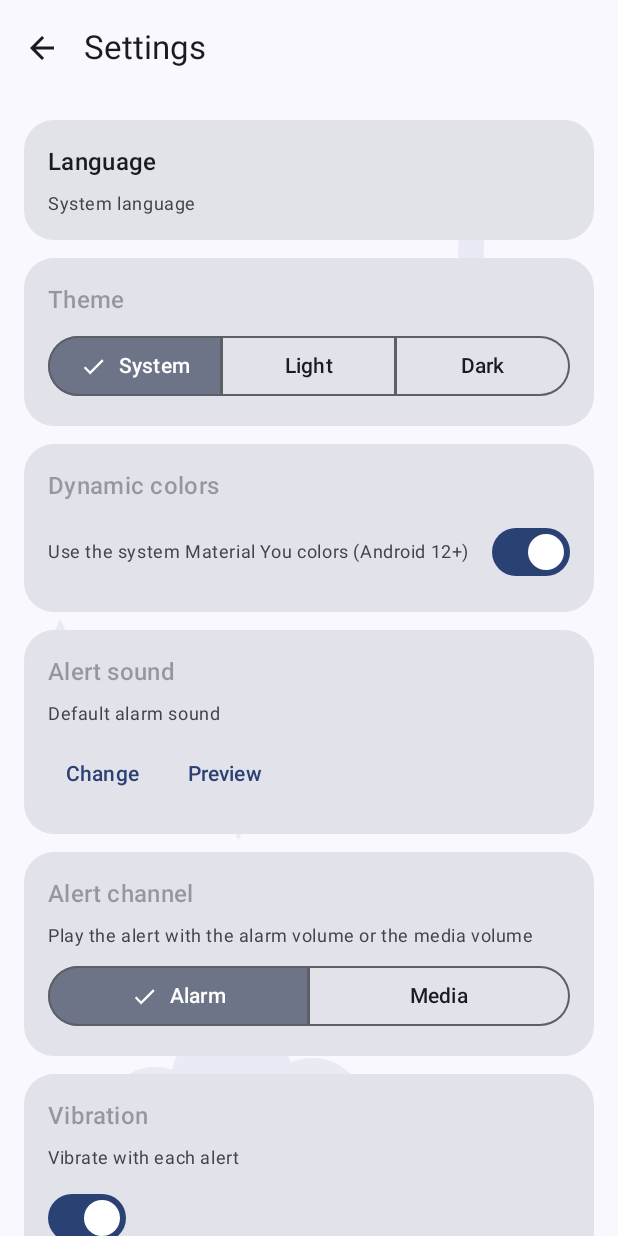
After one commit to PeuDenPau/preAlarm, an Android app built with Jetpack Compose: the composable SettingsScreen shown on its own in the app's theme, on a phone screen of 412 x 824 dp. The commit adds this screen. Run offline under Robolectric (Android 15) with nearby library versions, the phone set to English and light mode, and no system bars.

Commit message:
Add settings screen (language, theme, dynamic colors, alert sound with preview, channel, vibration) and playful home title
Co-authored-by: PeuDenPau <PeuDenPau@users.noreply.github.com>

```diff
--- a/app/build.gradle.kts
+++ b/app/build.gradle.kts
@@ -41,6 +41,7 @@ android {
 
 dependencies {
     implementation(libs.androidx.core.ktx)
+    implementation(libs.androidx.appcompat)
     implementation(libs.androidx.lifecycle.runtime.ktx)
     implementation(libs.androidx.lifecycle.runtime.compose)
     implementation(libs.androidx.lifecycle.viewmodel.compose)
--- a/app/src/main/java/com/peudenhau/prealarm/PreAlarmApplication.kt
+++ b/app/src/main/java/com/peudenhau/prealarm/PreAlarmApplication.kt
@@ -3,8 +3,10 @@ package com.peudenhau.prealarm
 import android.app.Application
 import com.peudenhau.prealarm.alarm.AlarmScheduler
 import com.peudenhau.prealarm.data.RoutineRepository
+import com.peudenhau.prealarm.data.SettingsRepository
 
 class PreAlarmApplication : Application() {
     val repository: RoutineRepository by lazy { RoutineRepository(this) }
+    val settingsRepository: SettingsRepository by lazy { SettingsRepository(this) }
     val scheduler: AlarmScheduler by lazy { AlarmScheduler(this) }
 }
--- /dev/null
+++ b/app/src/main/java/com/peudenhau/prealarm/ui/SettingsScreen.kt
@@ -0,0 +1,329 @@
+package com.peudenhau.prealarm.ui
+
+import android.content.Context
+import android.content.Intent
+import android.media.AudioAttributes
+import android.media.Ringtone
+import android.media.RingtoneManager
+import android.net.Uri
+import android.os.Build
+import android.os.Handler
+import android.os.Looper
+import androidx.activity.compose.rememberLauncherForActivityResult
+import androidx.activity.result.contract.ActivityResultContracts
+import androidx.compose.foundation.clickable
+import androidx.compose.foundation.layout.Arrangement
+import androidx.compose.foundation.layout.Box
+import androidx.compose.foundation.layout.Column
+import androidx.compose.foundation.layout.Row
+import androidx.compose.foundation.layout.fillMaxSize
+import androidx.compose.foundation.layout.fillMaxWidth
+import androidx.compose.foundation.layout.padding
+import androidx.compose.foundation.rememberScrollState
+import androidx.compose.foundation.verticalScroll
+import androidx.compose.material.icons.Icons
+import androidx.compose.material.icons.automirrored.filled.ArrowBack
+import androidx.compose.material3.AlertDialog
+import androidx.compose.material3.Card
+import androidx.compose.material3.ExperimentalMaterial3Api
+import androidx.compose.material3.Icon
+import androidx.compose.material3.IconButton
+import androidx.compose.material3.MaterialTheme
+import androidx.compose.material3.RadioButton
+import androidx.compose.material3.Scaffold
+import androidx.compose.material3.SegmentedButton
+import androidx.compose.material3.SegmentedButtonDefaults
+import androidx.compose.material3.SingleChoiceSegmentedButtonRow
+import androidx.compose.material3.Switch
+import androidx.compose.material3.Text
+import androidx.compose.material3.TextButton
+import androidx.compose.material3.TopAppBar
+import androidx.compose.runtime.Composable
+import androidx.compose.runtime.DisposableEffect
+import androidx.compose.runtime.getValue
+import androidx.compose.runtime.mutableStateOf
+import androidx.compose.runtime.remember
+import androidx.compose.runtime.setValue
+import androidx.compose.ui.Alignment
+import androidx.compose.ui.Modifier
+import androidx.compose.ui.platform.LocalContext
+import androidx.compose.ui.res.stringResource
+import androidx.compose.ui.unit.dp
+import androidx.core.content.IntentCompat
+import com.peudenhau.prealarm.R
+import com.peudenhau.prealarm.data.AppSettings
+import com.peudenhau.prealarm.data.SoundChannel
+import com.peudenhau.prealarm.data.ThemeMode
+
+private data class LanguageOption(val tag: String, val label: String)
+
+@OptIn(ExperimentalMaterial3Api::class)
+@Composable
+fun SettingsScreen(
+    settings: AppSettings,
+    onClose: () -> Unit,
+    onThemeMode: (ThemeMode) -> Unit,
+    onDynamicColor: (Boolean) -> Unit,
+    onSoundPicked: (String, String) -> Unit,
+    onSoundChannel: (SoundChannel) -> Unit,
+    onVibrate: (Boolean) -> Unit,
+) {
+    val context = LocalContext.current
+    var showLanguageDialog by remember { mutableStateOf(false) }
+    var previewRingtone by remember { mutableStateOf<Ringtone?>(null) }
+
+    val soundPicker = rememberLauncherForActivityResult(
+        ActivityResultContracts.StartActivityForResult()
+    ) { result ->
+        val uri = result.data?.let {
+            IntentCompat.getParcelableExtra(it, RingtoneManager.EXTRA_RINGTONE_PICKED_URI, Uri::class.java)
+        }
+        if (uri != null) {
+            val title = RingtoneManager.getRingtone(context, uri)?.getTitle(context).orEmpty()
+            onSoundPicked(uri.toString(), title)
+        }
+    }
+
+    DisposableEffect(Unit) {
+        onDispose { previewRingtone?.stop() }
+    }
+
+    fun playPreview() {
+        previewRingtone?.stop()
+        val uri = if (settings.soundUri.isBlank()) {
+            RingtoneManager.getDefaultUri(RingtoneManager.TYPE_ALARM)
+        } else {
+            Uri.parse(settings.soundUri)
+        }
+        val ringtone = RingtoneManager.getRingtone(context, uri) ?: return
+        ringtone.audioAttributes = AudioAttributes.Builder()
+            .setUsage(AudioAttributes.USAGE_MEDIA)
+            .setContentType(AudioAttributes.CONTENT_TYPE_SONIFICATION)
+            .build()
+        ringtone.play()
+        previewRingtone = ringtone
+        Handler(Looper.getMainLooper()).postDelayed({
+            runCatching { if (ringtone.isPlaying) ringtone.stop() }
+        }, 3_000L)
+    }
+
+    Scaffold(
+        topBar = {
+            TopAppBar(
+                title = { Text(stringResource(R.string.settings_title)) },
+                navigationIcon = {
+                    IconButton(onClick = onClose) {
+                        Icon(Icons.AutoMirrored.Filled.ArrowBack, contentDescription = null)
+                    }
+                },
+            )
+        },
+    ) { padding ->
+        Box(
+            modifier = Modifier
+                .fillMaxSize()
+                .padding(padding)
+        ) {
+            CuteBackground()
+            Column(
+                modifier = Modifier
+                    .fillMaxSize()
+                    .verticalScroll(rememberScrollState())
+                    .padding(16.dp),
+                verticalArrangement = Arrangement.spacedBy(12.dp),
+            ) {
+                SettingsCard(
+                    title = stringResource(R.string.settings_language),
+                    summary = currentLanguageLabel(),
+                    onClick = { showLanguageDialog = true },
+                )
+
+                SettingsCard(
+                    title = stringResource(R.string.settings_theme),
+                    summary = "",
+                ) {
+                    SingleChoiceSegmentedButtonRow(modifier = Modifier.fillMaxWidth()) {
+                        val modes = listOf(
+                            ThemeMode.SYSTEM to stringResource(R.string.theme_system),
+                            ThemeMode.LIGHT to stringResource(R.string.theme_light),
+                            ThemeMode.DARK to stringResource(R.string.theme_dark),
+                        )
+                        modes.forEachIndexed { index, (mode, label) ->
+                            SegmentedButton(
+                                selected = settings.themeMode == mode,
+                                onClick = { onThemeMode(mode) },
+                                shape = SegmentedButtonDefaults.itemShape(
+                                    index = index,
+                                    count = modes.size,
+                                ),
+                            ) { Text(label) }
+                        }
+                    }
+                }
+
+                SettingsCard(title = stringResource(R.string.settings_dynamic_colors), summary = "") {
+                    Row(verticalAlignment = Alignment.CenterVertically) {
+                        Text(
+                            stringResource(R.string.settings_dynamic_colors_desc),
+                            style = MaterialTheme.typography.bodySmall,
+                            color = MaterialTheme.colorScheme.onSurfaceVariant,
+                            modifier = Modifier.weight(1f),
+                        )
+                        Switch(
+                            checked = settings.dynamicColor,
+                            onCheckedChange = onDynamicColor,
+                            enabled = Build.VERSION.SDK_INT >= Build.VERSION_CODES.S,
+                        )
+                    }
+                }
+
+                SettingsCard(
+                    title = stringResource(R.string.settings_sound),
+                    summary = settings.soundTitle.ifBlank { stringResource(R.string.settings_sound_default) },
+                ) {
+                    Row(horizontalArrangement = Arrangement.spacedBy(8.dp)) {
+                        TextButton(onClick = {
+                            val pickerIntent = Intent(RingtoneManager.ACTION_RINGTONE_PICKER).apply {
+                                putExtra(RingtoneManager.EXTRA_RINGTONE_TYPE, RingtoneManager.TYPE_ALARM)
+                                putExtra(RingtoneManager.EXTRA_RINGTONE_TITLE, "")
+                                putExtra(RingtoneManager.EXTRA_RINGTONE_SHOW_SILENT, false)
+                            }
+                            soundPicker.launch(pickerIntent)
+                        }) { Text(stringResource(R.string.change_sound)) }
+                        TextButton(onClick = { playPreview() }) {
+                            Text(stringResource(R.string.preview_sound))
+                        }
+                    }
+                }
+
+                SettingsCard(
+                    title = stringResource(R.string.settings_channel),
+                    summary = stringResource(R.string.settings_channel_desc),
+                ) {
+                    SingleChoiceSegmentedButtonRow(modifier = Modifier.fillMaxWidth()) {
+                        val channels = listOf(
+                            SoundChannel.ALARM to stringResource(R.string.channel_alarm),
+                            SoundChannel.MEDIA to stringResource(R.string.channel_media),
+                        )
+                        channels.forEachIndexed { index, (channel, label) ->
+                            SegmentedButton(
+                                selected = settings.soundChannel == channel,
+                                onClick = { onSoundChannel(channel) },
+                                shape = SegmentedButtonDefaults.itemShape(
+                                    index = index,
+                                    count = channels.size,
+                                ),
+                            ) { Text(label) }
+                        }
+                    }
+                }
+
+                SettingsCard(
+                    title = stringResource(R.string.settings_vibrate),
+                    summary = stringResource(R.string.settings_vibrate_desc),
+                ) {
+                    Switch(checked = settings.vibrate, onCheckedChange = onVibrate)
+                }
+            }
+        }
+    }
+
+    if (showLanguageDialog) {
+        val options = listOf(
+            LanguageOption("", stringResource(R.string.language_system)),
+            LanguageOption("es", "Español"),
+            LanguageOption("en", "English"),
+            LanguageOption("ca", "Català"),
+            LanguageOption("de", "Deutsch"),
+            LanguageOption("fr", "Français"),
+            LanguageOption("it", "Italiano"),
+            LanguageOption("ja", "日本語"),
+            LanguageOption("zh", "中文"),
+        )
+        val currentTag = androidx.appcompat.app.AppCompatDelegate
+            .getApplicationLocales().toLanguageTags()
+        AlertDialog(
+            onDismissRequest = { showLanguageDialog = false },
+            title = { Text(stringResource(R.string.settings_language)) },
+            text = {
+                Column {
+                    options.forEach { option ->
+                        Row(
+                            modifier = Modifier
+                                .fillMaxWidth()
+                                .clickable {
+                                    val localeList = if (option.tag.isBlank()) {
+                                        androidx.core.os.LocaleListCompat.getEmptyLocaleList()
+                                    } else {
+                                        androidx.core.os.LocaleListCompat.forLanguageTags(option.tag)
+                                    }
+                                    androidx.appcompat.app.AppCompatDelegate.setApplicationLocales(localeList)
+                                    showLanguageDialog = false
+                                }
+                                .padding(vertical = 6.dp),
+                            verticalAlignment = Alignment.CenterVertically,
+                        ) {
+                            RadioButton(
+                                selected = currentTag == option.tag ||
+                                    (option.tag.isBlank() && currentTag.isBlank()),
+                                onClick = null,
+                            )
+                            Text(
+                                option.label,
+                                style = MaterialTheme.typography.bodyLarge,
+                                modifier = Modifier.padding(start = 12.dp),
+                            )
+                        }
+                    }
+                }
+            },
+            confirmButton = {
+                TextButton(onClick = { showLanguageDialog = false }) {
+                    Text(stringResource(R.string.cancel))
+                }
+            },
+        )
+    }
+}
+
+@Composable
+private fun currentLanguageLabel(): String {
+    val tags = androidx.appcompat.app.AppCompatDelegate.getApplicationLocales().toLanguageTags()
+    return when {
+        tags.isBlank() -> stringResource(R.string.language_system)
+        tags.startsWith("es") -> "Español"
+        tags.startsWith("ca") -> "Català"
+        tags.startsWith("de") -> "Deutsch"
+        tags.startsWith("fr") -> "Français"
+        tags.startsWith("it") -> "Italiano"
+        tags.startsWith("ja") -> "日本語"
+        tags.startsWith("zh") -> "中文"
+        else -> "English"
+    }
+}
+
+@Composable
+private fun SettingsCard(
+    title: String,
+    summary: String,
+    onClick: (() -> Unit)? = null,
+    content: (@Composable () -> Unit)? = null,
+) {
+    Card(
+        onClick = { onClick?.invoke() },
+        enabled = onClick != null,
+        modifier = Modifier.fillMaxWidth(),
+    ) {
+        Column(modifier = Modifier.padding(16.dp), verticalArrangement = Arrangement.spacedBy(8.dp)) {
+            Text(title, style = MaterialTheme.typography.titleMedium)
+            if (summary.isNotBlank()) {
+                Text(
+                    summary,
+                    style = MaterialTheme.typography.bodySmall,
+                    color = MaterialTheme.colorScheme.onSurfaceVariant,
+                )
+            }
+            content?.invoke()
+        }
+    }
+}
--- a/app/src/main/res/values/strings.xml
+++ b/app/src/main/res/values/strings.xml
@@ -2,7 +2,7 @@
 <resources>
     <string name="app_name">preAlarm</string>
 
-    <string name="home_title">What time do you leave?</string>
+    <string name="home_title">What time are you leaving? ⏰</string>
     <string name="home_empty_title">No routines yet</string>
     <string name="home_empty_text">Create your first routine with the things you do before leaving home.</string>
     <string name="new_routine">New routine</string>
@@ -67,4 +67,23 @@
     <string name="notify_task_end_text">«%1$s» is over. Mark Done! when you can.</string>
     <string name="notify_departure_title">It\'s time!</string>
     <string name="notify_departure_text">Time to leave home. Have a great day!</string>
+    <string name="settings_title">Settings</string>
+    <string name="settings_language">Language</string>
+    <string name="language_system">System language</string>
+    <string name="settings_theme">Theme</string>
+    <string name="theme_system">System</string>
+    <string name="theme_light">Light</string>
+    <string name="theme_dark">Dark</string>
+    <string name="settings_dynamic_colors">Dynamic colors</string>
+    <string name="settings_dynamic_colors_desc">Use the system Material You colors (Android 12+)</string>
+    <string name="settings_sound">Alert sound</string>
+    <string name="settings_sound_default">Default alarm sound</string>
+    <string name="change_sound">Change</string>
+    <string name="preview_sound">Preview</string>
+    <string name="settings_channel">Alert channel</string>
+    <string name="settings_channel_desc">Play the alert with the alarm volume or the media volume</string>
+    <string name="channel_alarm">Alarm</string>
+    <string name="channel_media">Media</string>
+    <string name="settings_vibrate">Vibration</string>
+    <string name="settings_vibrate_desc">Vibrate with each alert</string>
 </resources>
--- a/app/src/main/res/values/themes.xml
+++ b/app/src/main/res/values/themes.xml
@@ -1,6 +1,6 @@
 <?xml version="1.0" encoding="utf-8"?>
 <resources>
-    <style name="Theme.PreAlarm" parent="android:Theme.Material.Light.NoActionBar">
+    <style name="Theme.PreAlarm" parent="Theme.AppCompat.DayNight.NoActionBar">
         <item name="android:windowBackground">@color/window_background</item>
     </style>
 </resources>
--- a/gradle/libs.versions.toml
+++ b/gradle/libs.versions.toml
@@ -2,6 +2,7 @@
 agp = "8.7.3"
 kotlin = "2.0.21"
 coreKtx = "1.15.0"
+appcompat = "1.7.0"
 lifecycle = "2.8.7"
 activityCompose = "1.9.3"
 composeBom = "2024.12.01"
@@ -11,6 +12,7 @@ junit = "4.13.2"
 
 [libraries]
 androidx-core-ktx = { group = "androidx.core", name = "core-ktx", version.ref = "coreKtx" }
+androidx-appcompat = { group = "androidx.appcompat", name = "appcompat", version.ref = "appcompat" }
 androidx-lifecycle-runtime-ktx = { group = "androidx.lifecycle", name = "lifecycle-runtime-ktx", version.ref = "lifecycle" }
 androidx-lifecycle-runtime-compose = { group = "androidx.lifecycle", name = "lifecycle-runtime-compose", version.ref = "lifecycle" }
 androidx-lifecycle-viewmodel-compose = { group = "androidx.lifecycle", name = "lifecycle-viewmodel-compose", version.ref = "lifecycle" }
```
Also changed, not shown: app/src/main/AndroidManifest.xml (+9 -0 lines), app/src/main/java/com/peudenhau/prealarm/MainActivity.kt (+38 -5 lines), app/src/main/java/com/peudenhau/prealarm/alarm/AlarmReceiver.kt (+18 -4 lines), app/src/main/java/com/peudenhau/prealarm/alarm/AlarmScheduler.kt (+18 -3 lines), app/src/main/java/com/peudenhau/prealarm/data/SettingsRepository.kt (added, +72 -0 lines), app/src/main/java/com/peudenhau/prealarm/ui/AppViewModel.kt (+43 -0 lines), app/src/main/java/com/peudenhau/prealarm/ui/screens/HomeScreen.kt (+13 -0 lines), 10 other files.
